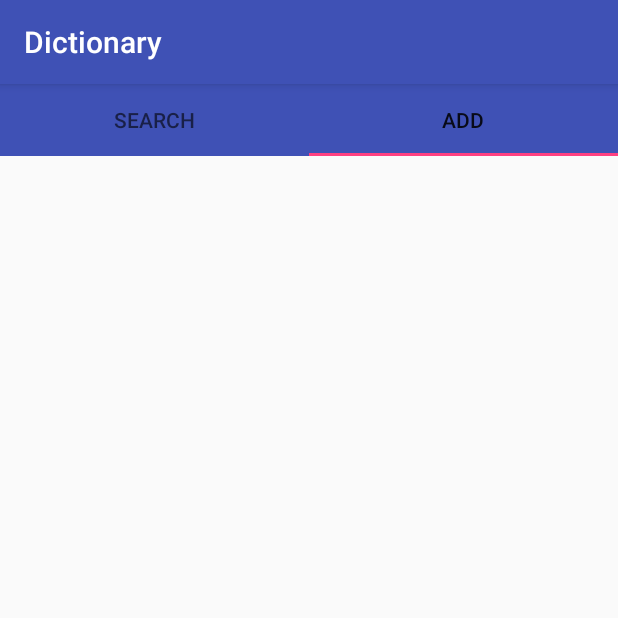
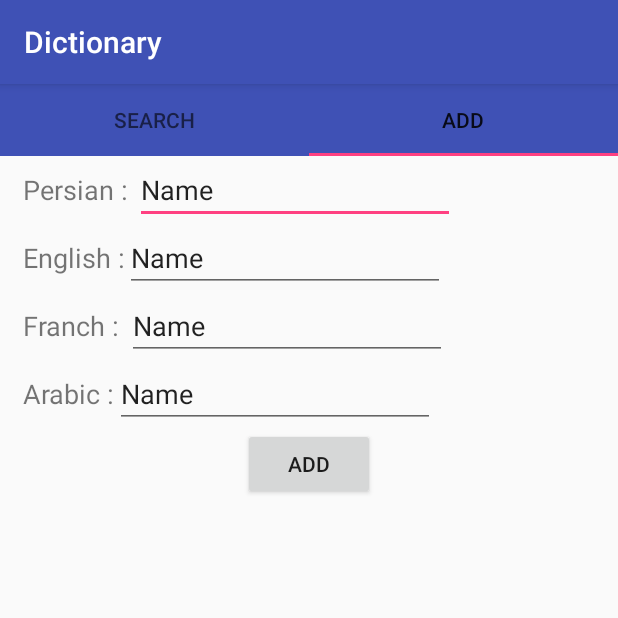
Before and after one commit to MasoudBNJ/android-dictionary-zm, an Android app: the screen it shows after launch (MainActivity), tab 2 chosen, on a phone screen of 412 x 824 dp, the top half of it. Run offline under Robolectric (Android 15) with nearby library versions, the phone set to English and light mode, and no system bars.

Commit message:
design add fragment layout and search fragment layout

```diff
--- a/app/src/main/java/org/maktab/masoudbn/dictionary/SearchFragment.java
+++ b/app/src/main/java/org/maktab/masoudbn/dictionary/SearchFragment.java
@@ -3,6 +3,7 @@ package org.maktab.masoudbn.dictionary;
 
 import android.os.Bundle;
 import android.support.v4.app.Fragment;
+import android.support.v7.widget.RecyclerView;
 import android.view.LayoutInflater;
 import android.view.View;
 import android.view.ViewGroup;
@@ -12,7 +13,7 @@ import android.view.ViewGroup;
  * A simple {@link Fragment} subclass.
  */
 public class SearchFragment extends Fragment {
-
+        private RecyclerView recyclerView;
 
     public SearchFragment() {
         // Required empty public constructor
@@ -23,7 +24,12 @@ public class SearchFragment extends Fragment {
     public View onCreateView(LayoutInflater inflater, ViewGroup container,
                              Bundle savedInstanceState) {
         // Inflate the layout for this fragment
-        return inflater.inflate(R.layout.fragment_search, container, false);
+        View view = inflater.inflate(R.layout.fragment_search, container, false);
+        recyclerView = (RecyclerView) view.findViewById(R.id.my_recycler_view);
+
+
+
+        return view;
     }
 
 }
--- a/app/src/main/res/layout/fragment_add.xml
+++ b/app/src/main/res/layout/fragment_add.xml
@@ -5,4 +5,118 @@
     tools:context="org.maktab.masoudbn.dictionary.AddFragment">
 
 
+    <LinearLayout
+        android:layout_width="match_parent"
+        android:layout_height="match_parent"
+        android:orientation="vertical"
+        android:visibility="visible">
+
+        <LinearLayout
+            android:layout_width="wrap_content"
+            android:layout_height="wrap_content">
+
+
+            <TextView
+                android:id="@+id/persian_word"
+                android:layout_width="wrap_content"
+                android:layout_height="wrap_content"
+                android:layout_marginLeft="15dp"
+                android:layout_weight="1"
+                android:text="Persian : "
+                android:textSize="18sp" />
+
+            <EditText
+                android:id="@+id/ed_persian_word"
+                android:layout_width="wrap_content"
+                android:layout_height="wrap_content"
+                android:layout_marginRight="10dp"
+                android:layout_weight="1"
+                android:ems="10"
+                android:inputType="textPersonName"
+                android:text="@string/name" />
+        </LinearLayout>
+
+        <LinearLayout
+            android:layout_width="wrap_content"
+            android:layout_height="wrap_content">
+
+            <TextView
+                android:id="@+id/english_word"
+                android:layout_width="wrap_content"
+                android:layout_height="wrap_content"
+                android:layout_marginLeft="15dp"
+                android:layout_weight="1"
+                android:text="@string/english"
+                android:textSize="18sp" />
+
+            <EditText
+                android:id="@+id/ed_english_word"
+                android:layout_width="wrap_content"
+                android:layout_height="wrap_content"
+                android:layout_marginRight="10dp"
+                android:layout_weight="1"
+                android:ems="10"
+                android:inputType="textPersonName"
+                android:text="Name" />
+        </LinearLayout>
+
+        <LinearLayout
+            android:layout_width="wrap_content"
+            android:layout_height="wrap_content">
+
+            <TextView
+                android:id="@+id/french_word"
+                android:layout_width="wrap_content"
+                android:layout_height="wrap_content"
+                android:layout_marginLeft="15dp"
+                android:layout_weight="1"
+                android:text="Franch : "
+                android:textSize="18sp"
+                tools:ignore="HardcodedText" />
+
+            <EditText
+                android:id="@+id/ed_french_word"
+                android:layout_width="wrap_content"
+                android:layout_height="wrap_content"
+                android:layout_marginRight="10dp"
+                android:layout_weight="1"
+                android:ems="10"
+                android:inputType="textPersonName"
+                android:text="Name" />
+        </LinearLayout>
+
+        <LinearLayout
+            android:layout_width="wrap_content"
+            android:layout_height="wrap_content">
+
+            <TextView
+                android:id="@+id/arabic_word"
+                android:layout_width="wrap_content"
+                android:layout_height="wrap_content"
+                android:layout_marginLeft="15dp"
+                android:layout_weight="1"
+                android:text="@string/arabic"
+                android:textSize="18sp" />
+
+            <EditText
+                android:id="@+id/ed_arabic_word"
+                android:layout_width="wrap_content"
+                android:layout_height="wrap_content"
+                android:layout_marginRight="10dp"
+                android:layout_weight="1"
+                android:ems="10"
+                android:inputType="textPersonName"
+                android:text="Name" />
+
+        </LinearLayout>
+
+        <Button
+            android:id="@+id/btn_add"
+            android:layout_width="wrap_content"
+            android:layout_height="wrap_content"
+            android:layout_gravity="bottom|center_horizontal"
+            android:foregroundGravity="bottom"
+            android:text="@string/btnadd" />
+    </LinearLayout>
+
 </LinearLayout>
--- a/app/src/main/res/layout/fragment_search.xml
+++ b/app/src/main/res/layout/fragment_search.xml
@@ -22,7 +22,7 @@
                 android:layout_width="wrap_content"
                 android:layout_height="wrap_content"
                 android:text="word: "
-                android:textSize="18sp" />
+                android:textSize="24sp" />
 
             <EditText
                 android:id="@+id/edt_word"
@@ -90,6 +90,12 @@
         android:id="@+id/frame_layout_container"
         android:layout_width="match_parent"
         android:layout_height="0dp"
-        android:layout_weight="6" />
+        android:layout_weight="6" >
+
+        <android.support.v7.widget.RecyclerView
+            android:id="@+id/my_recycler_view"
+            android:layout_width="match_parent"
+            android:layout_height="match_parent" />
+    </FrameLayout>
 
 </LinearLayout>
--- a/app/src/main/res/values/strings.xml
+++ b/app/src/main/res/values/strings.xml
@@ -3,4 +3,8 @@
 
     <!-- TODO: Remove or change this placeholder text -->
     <string name="hello_blank_fragment">Hello blank fragment</string>
+    <string name="arabic">Arabic :</string>
+    <string name="btnadd">ADD</string>
+    <string name="english">English :</string>
+    <string name="name">Name</string>
 </resources>
```
